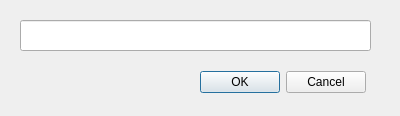
First picture: the form in gui/view/NewExpressionDialog.ui, repository joaovicentesouto/INE5421, before the edit.
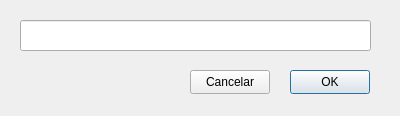
Second picture: the form after the edit.

Commit message:
Creates dialog window for new regular expressions
Although the parser is still not working 100%, it is already possi-
ble to create some expressions and test through the interface.

Diff of the .ui file:
```diff
--- a/gui/view/NewExpressionDialog.ui
+++ b/gui/view/NewExpressionDialog.ui
@@ -13,20 +13,7 @@
   <property name="windowTitle">
    <string>Dialog</string>
   </property>
-  <widget class="QDialogButtonBox" name="buttonBox">
-   <property name="geometry">
-    <rect>
-     <x>200</x>
-     <y>70</y>
-     <width>166</width>
-     <height>25</height>
-    </rect>
-   </property>
-   <property name="standardButtons">
-    <set>QDialogButtonBox::Cancel|QDialogButtonBox::Ok</set>
-   </property>
-  </widget>
-  <widget class="QLineEdit" name="lineEdit">
+  <widget class="QLineEdit" name="m_text">
    <property name="geometry">
     <rect>
      <x>20</x>
@@ -36,6 +23,45 @@
     </rect>
    </property>
   </widget>
+  <widget class="QPushButton" name="m_ok_btn">
+   <property name="geometry">
+    <rect>
+     <x>290</x>
+     <y>70</y>
+     <width>80</width>
+     <height>24</height>
+    </rect>
+   </property>
+   <property name="text">
+    <string>OK</string>
+   </property>
+  </widget>
+  <widget class="QPushButton" name="m_cancel_btn">
+   <property name="geometry">
+    <rect>
+     <x>190</x>
+     <y>70</y>
+     <width>80</width>
+     <height>24</height>
+    </rect>
+   </property>
+   <property name="text">
+    <string>Cancelar</string>
+   </property>
+  </widget>
+  <widget class="QLabel" name="m_error">
+   <property name="geometry">
+    <rect>
+     <x>20</x>
+     <y>70</y>
+     <width>151</width>
+     <height>16</height>
+    </rect>
+   </property>
+   <property name="text">
+    <string/>
+   </property>
+  </widget>
  </widget>
  <resources/>
  <connections/>
```
The commit also changes 9 other files.
